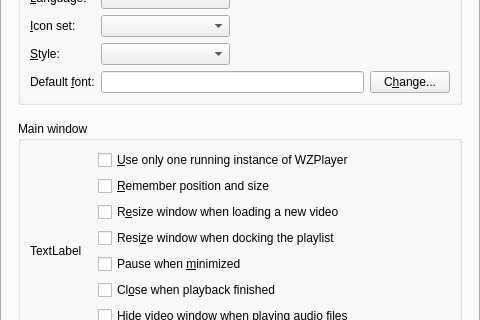
First picture: the form in src/gui/pref/interface.ui, repository wilbert2000/wzplayer, before the edit; both pictures show x 0 to 480 and y 84 to 404 of the 480 by 620 pixel window.
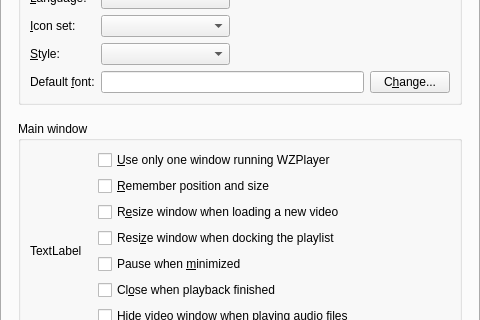
Second picture: the form after the edit. Custom widgets are drawn as their Qt base class.

Commit message: Removed define SINGLE_INSTANCE, now always defined

Diff of the .ui file:
```diff
--- a/src/gui/pref/interface.ui
+++ b/src/gui/pref/interface.ui
@@ -212,7 +212,7 @@
             <item>
              <widget class="QCheckBox" name="single_instance_check">
               <property name="text">
-               <string>&amp;Use only one running instance of WZPlayer</string>
+               <string>&amp;Use only one window running WZPlayer</string>
               </property>
              </widget>
             </item>
```
Left out of the diff: 44 changed lines with no effect on the pictures. The commit also changes 7 other files.
